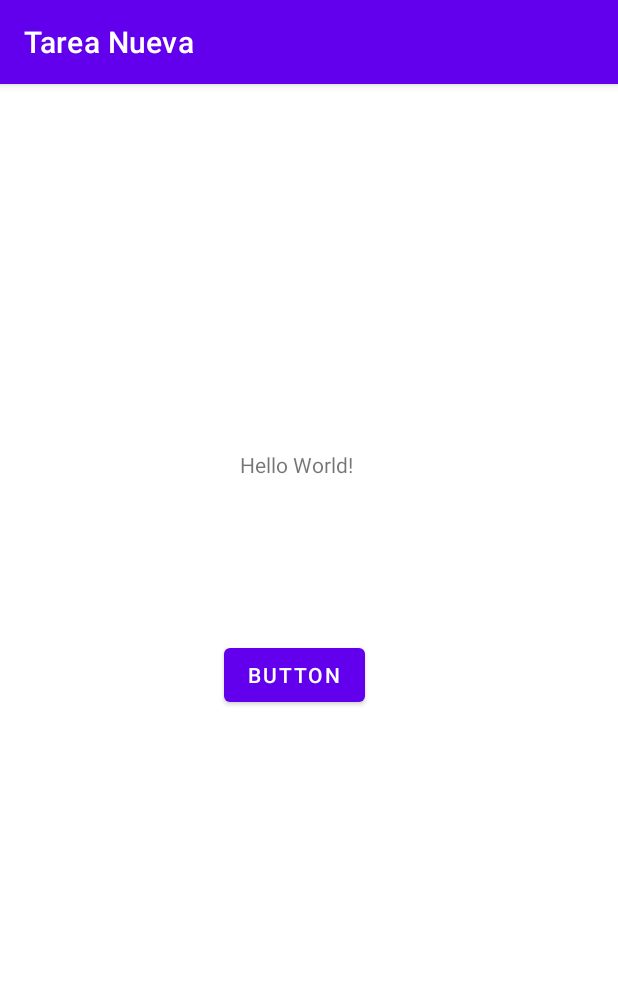
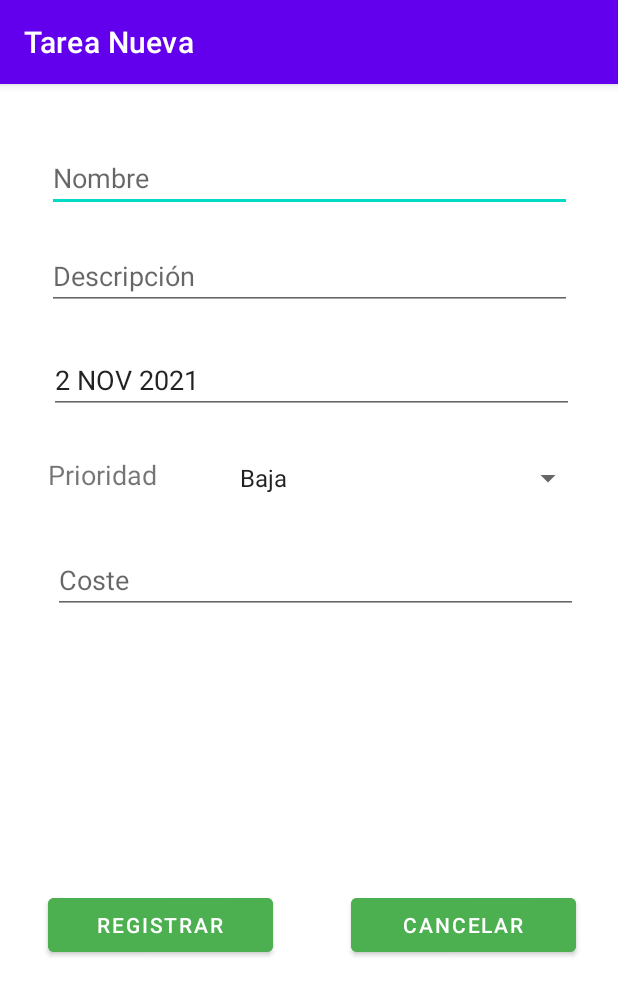
Before and after one commit to ENGEL-DROID/Reto_01_Android_Studio, an Android app: the screen it shows after launch (MainActivity before the commit, AltasActivity after it), after a tap on "BUTTON", on a phone screen of 412 x 824 dp. Shown: the top 996 px of the screen. Run offline under Robolectric (Android 15) with nearby library versions, the phone set to English and light mode, and no system bars.

Commit message:
Alta Nueva y ActionBar OK

```diff
--- a/app/src/main/AndroidManifest.xml
+++ b/app/src/main/AndroidManifest.xml
@@ -18,6 +18,10 @@
                 <category android:name="android.intent.category.LAUNCHER" />
             </intent-filter>
         </activity>
+        <activity
+            android:name="com.example.reto_01_android.AltasActivity"
+            android:label="@string/app_alta" />
+
     </application>
 
 </manifest>
--- a/app/src/main/java/com/example/reto_01_android/MainActivity.java
+++ b/app/src/main/java/com/example/reto_01_android/MainActivity.java
@@ -4,7 +4,11 @@ import androidx.appcompat.app.AppCompatActivity;
 
 import android.content.Intent;
 import android.os.Bundle;
+import android.util.AttributeSet;
+import android.view.Menu;
+import android.view.MenuItem;
 import android.view.View;
+import android.widget.Toast;
 
 public class MainActivity extends AppCompatActivity {
 
@@ -15,9 +19,44 @@ public class MainActivity extends AppCompatActivity {
 
     }
 
-    public void irAltas(View v){
+    public void irAltas(){
+        try {
         Intent i = new Intent(this,AltasActivity.class );
-        startService(i);
+        startActivity(i);
+        } catch (Exception e){
+            Toast.makeText(this, e.getLocalizedMessage(), Toast.LENGTH_LONG).show();
+        }
     }
 
+    public void irAltasView(View v){
+        try {
+            Intent i = new Intent(this,AltasActivity.class );
+            startActivity(i);
+        } catch (Exception e){
+            Toast.makeText(this, e.getLocalizedMessage(), Toast.LENGTH_LONG).show();
+        }
+    }
+
+    @Override
+    public boolean onCreateOptionsMenu(Menu menu) {
+        try {
+            getMenuInflater().inflate(R.menu.menuopciones, menu);
+            return true;
+        } catch (Exception e){
+            Toast.makeText(this, e.getLocalizedMessage(), Toast.LENGTH_LONG).show();
+            return false;
+        }
+    }
+
+    @Override
+    public boolean onOptionsItemSelected(MenuItem item) {
+        int id = item.getItemId();
+        if (id == R.id.btnAdd){
+            irAltas();
+        //Toast.makeText(this,"Item seleccionado",Toast.LENGTH_LONG).show();
+        }
+        return super.onOptionsItemSelected(item);
+    }
+
+
 }
--- a/app/src/main/res/layout/activity_altas.xml
+++ b/app/src/main/res/layout/activity_altas.xml
@@ -85,7 +85,7 @@
 
     <Button
         android:id="@+id/btnRegistrar"
-        android:layout_width="170dp"
+        android:layout_width="150dp"
         android:layout_height="48dp"
         android:layout_marginStart="32dp"
         android:backgroundTint="#4CAF50"
@@ -97,10 +97,11 @@
 
     <Button
         android:id="@+id/btnCancelar"
-        android:layout_width="169dp"
+        android:layout_width="150dp"
         android:layout_height="48dp"
         android:layout_marginEnd="28dp"
         android:backgroundTint="#4CAF50"
+        android:onClick="irMain"
         android:text="Cancelar"
         app:layout_constraintBottom_toBottomOf="parent"
         app:layout_constraintEnd_toEndOf="parent"
--- a/app/src/main/res/layout/activity_main.xml
+++ b/app/src/main/res/layout/activity_main.xml
@@ -21,7 +21,7 @@
         android:id="@+id/button"
         android:layout_width="wrap_content"
         android:layout_height="wrap_content"
-        android:onClick="irAltas"
+        android:onClick="irAltasView"
         android:text="Button"
         app:layout_constraintBottom_toBottomOf="parent"
         app:layout_constraintEnd_toEndOf="parent"
--- a/app/src/main/res/menu/menuopciones.xml
+++ b/app/src/main/res/menu/menuopciones.xml
@@ -1,4 +1,10 @@
 <?xml version="1.0" encoding="utf-8"?>
-<menu xmlns:android="http://schemas.android.com/apk/res/android">
+<menu xmlns:app="http://schemas.android.com/apk/res-auto"
+    xmlns:android="http://schemas.android.com/apk/res/android">
 
+    <item
+        android:id="@+id/btnAdd"
+        android:icon="@mipmap/plus"
+        android:title="nuevaTarea"
+        app:showAsAction="always" />
 </menu>
--- a/app/src/main/res/values/strings.xml
+++ b/app/src/main/res/values/strings.xml
@@ -1,3 +1,4 @@
 <resources>
-    <string name="app_name">Tarea Nueva</string>
+    <string name="app_name">App ToDo</string>
+    <string name="app_alta">Tarea Nueva</string>
 </resources>
```
Also changed, not shown: app/src/main/java/com/example/reto_01_android/AltasActivity.java (+39 -7 lines), app/src/main/res/mipmap-mdpi/plus.png.
